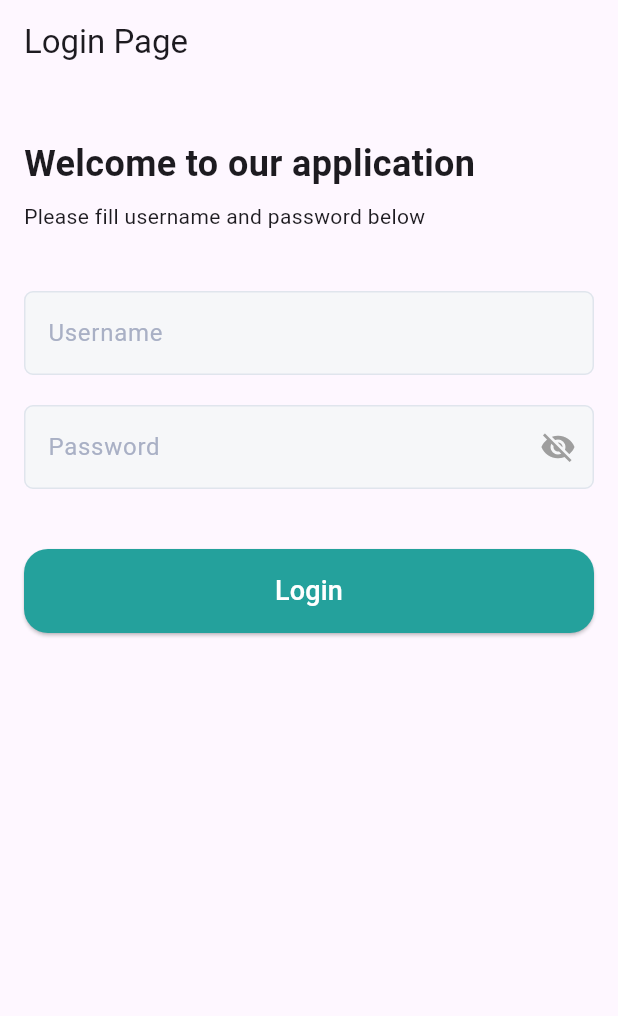
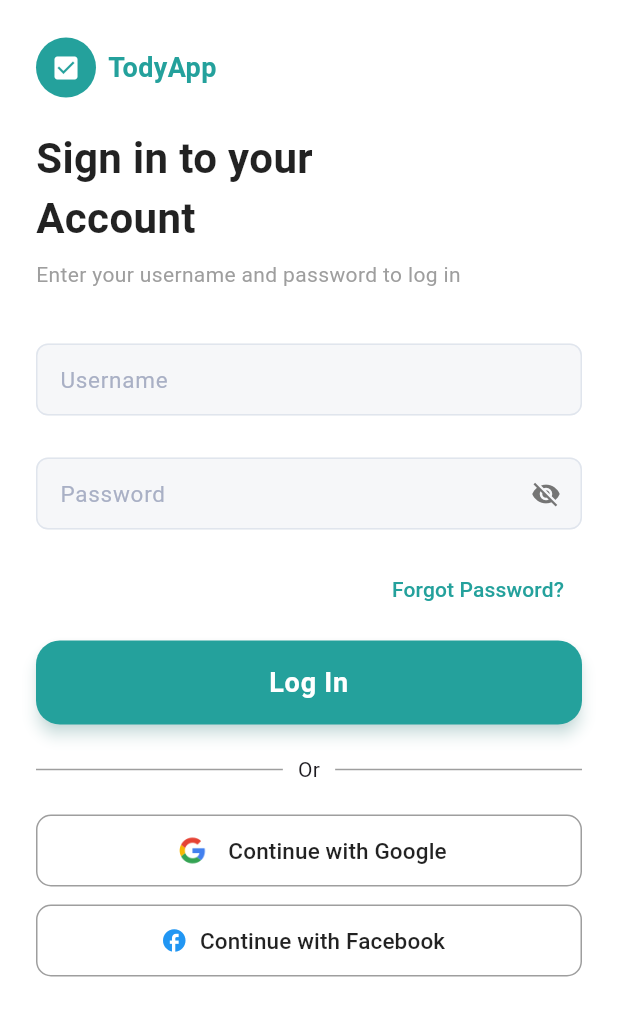
Before and after one commit to fahmilavender/ulangan_flutter, a Flutter app: the screen it shows after launch, on a phone screen of 412 x 824 dp. Shown: the top 1016 px of the screen. Run offline on Flutter 3.47's test engine with Material 3 defaults, Android fonts, the phone set to English and light mode, and no system bars; our stand-ins replace get; Roboto replaces fonts that are missing (SF Pro Display).

Commit message:
fix-style login page

```diff
--- a/lib/components/custom_button.dart
+++ b/lib/components/custom_button.dart
@@ -3,14 +3,18 @@ import 'package:flutter/material.dart';
 class CustomButton extends StatelessWidget {
   const CustomButton({
     super.key,
-    required this.myText,
-    required this.onPressed,
+    this.myText,
+    this.onPressed,
     this.mytextcolor = Colors.white,
+    this.backgroundColor = const Color(0xFF24A19C),
+    this.isLoading = false,
   });
 
-  final String myText;
+  final String? myText;
   final Color mytextcolor;
-  final VoidCallback onPressed;
+  final Color backgroundColor;
+  final VoidCallback? onPressed;
+  final bool isLoading;
 
   @override
   Widget build(BuildContext context) {
@@ -18,25 +22,35 @@ class CustomButton extends StatelessWidget {
       width: double.infinity,
       height: 56,
       child: ElevatedButton(
-        onPressed: onPressed,
+        onPressed: isLoading ? null : onPressed, // disable saat loading
         style: ElevatedButton.styleFrom(
-          backgroundColor: const Color(0xFF24A19C),
+          backgroundColor: backgroundColor,
+          elevation: 4,
+          shadowColor: backgroundColor.withOpacity(0.4),
           shape: RoundedRectangleBorder(
             borderRadius: BorderRadius.circular(16),
           ),
           padding: const EdgeInsets.symmetric(horizontal: 20),
         ),
-        child: Text(
-          myText,
-          textAlign: TextAlign.center,
-          style: const TextStyle(
-            color: Colors.white,
-            fontSize: 18,
-            fontFamily: 'SF Pro Display',
-            fontWeight: FontWeight.w500,
-            height: 1.11,
-          ),
-        ),
+        child: isLoading
+            ? const SizedBox(
+                width: 22,
+                height: 22,
+                child: CircularProgressIndicator(
+                  color: Colors.white,
+                  strokeWidth: 2.5,
+                ),
+              )
+            : Text(
+                myText ?? "",
+                textAlign: TextAlign.center,
+                style: TextStyle(
+                  color: mytextcolor,
+                  fontSize: 18,
+                  fontWeight: FontWeight.w600,
+                  letterSpacing: 0.5,
+                ),
+              ),
       ),
     );
   }
--- a/lib/components/custom_textfield.dart
+++ b/lib/components/custom_textfield.dart
@@ -19,42 +19,43 @@ class CustomTextField extends StatelessWidget {
   @override
   Widget build(BuildContext context) {
     return Padding(
-      padding: const EdgeInsets.symmetric(vertical: 10),
+      padding: const EdgeInsets.symmetric(vertical: 6), // lebih compact
+      child: SizedBox(
+        height: 48, // tinggi field lebih pas
         child: TextField(
           controller: controller,
           obscureText: isPassword,
           style: const TextStyle(
-          color: Colors.black,
-          fontSize: 16,
-          fontFamily: 'SF Pro Display',
+            color: Colors.black87,
+            fontSize: 15,
             fontWeight: FontWeight.w400,
           ),
           decoration: InputDecoration(
             labelText: label,
             labelStyle: const TextStyle(
               color: Color(0xFFA9B0C5),
-            fontSize: 16,
-            fontFamily: 'SF Pro Display',
+              fontSize: 15,
               fontWeight: FontWeight.w400,
             ),
             filled: true,
             fillColor: const Color(0xFFF6F7F9),
+            contentPadding: const EdgeInsets.symmetric(horizontal: 12, vertical: 0),
             border: OutlineInputBorder(
-            borderRadius: BorderRadius.circular(6),
+              borderRadius: BorderRadius.circular(8),
               borderSide: const BorderSide(
                 color: Color(0xFFE0E5ED),
                 width: 1,
               ),
             ),
             enabledBorder: OutlineInputBorder(
-            borderRadius: BorderRadius.circular(6),
+              borderRadius: BorderRadius.circular(8),
               borderSide: const BorderSide(
                 color: Color(0xFFE0E5ED),
                 width: 1,
               ),
             ),
             focusedBorder: OutlineInputBorder(
-            borderRadius: BorderRadius.circular(6),
+              borderRadius: BorderRadius.circular(8),
               borderSide: const BorderSide(
                 color: Color(0xFF24A19C),
                 width: 1.5,
@@ -64,13 +65,15 @@ class CustomTextField extends StatelessWidget {
                 ? IconButton(
                     icon: Icon(
                       isPassword ? Icons.visibility_off : Icons.visibility,
-                    color: Colors.grey,
+                      color: Colors.grey[600],
+                      size: 20, // lebih kecil
                     ),
                     onPressed: onToggle,
                   )
                 : null,
           ),
         ),
+      ),
     );
   }
 }
--- a/lib/pages/login_page.dart
+++ b/lib/pages/login_page.dart
@@ -18,64 +18,173 @@ class _LoginPageState extends State<LoginPage> {
   @override
   Widget build(BuildContext context) {
     return Scaffold(
-      appBar: AppBar(title: const Text("Login Page")),
+      backgroundColor: Colors.white,
       body: SafeArea(
         child: SingleChildScrollView(
-          padding: const EdgeInsets.all(16.0),
+          padding: const EdgeInsets.symmetric(horizontal: 24, vertical: 25),
           child: Column(
             crossAxisAlignment: CrossAxisAlignment.start,
             children: [
-              const SizedBox(height: 20),
+              // Logo
+              Row(
+                children: [
+                  CircleAvatar(
+                    backgroundColor: const Color(0xFF24A19C),
+                    radius: 20,
+                    child: const Icon(Icons.check_box, color: Colors.white, size: 20),
+                  ),
+                  const Padding(padding: EdgeInsets.only(left: 8)),
                   const Text(
-                "Welcome to our application",
-                style: TextStyle(fontSize: 24, fontWeight: FontWeight.bold),
+                    "TodyApp",
+                    style: TextStyle(
+                      fontSize: 18,
+                      fontWeight: FontWeight.bold,
+                      color: Color(0xFF24A19C),
                     ),
-              const SizedBox(height: 8),
-              const Text("Please fill username and password below"),
-              const SizedBox(height: 30),
+                  ),
+                ],
+              ),
+
+              // Title
+              const Padding(
+                padding: EdgeInsets.only(top: 20),
+                child: Text(
+                  "Sign in to your\nAccount",
+                  style: TextStyle(
+                    fontSize: 28,
+                    fontWeight: FontWeight.bold,
+                    color: Colors.black87,
+                  ),
+                ),
+              ),
+              const Padding(
+                padding: EdgeInsets.only(top: 8),
+                child: Text(
+                  "Enter your username and password to log in",
+                  style: TextStyle(fontSize: 14, color: Colors.grey),
+                ),
+              ),
 
               // Username
-              CustomTextField(
+              Padding(
+                padding: const EdgeInsets.only(top: 30),
+                child: CustomTextField(
                   label: "Username",
                   controller: authController.usernameController,
                   isPassword: false,
                 ),
+              ),
 
               // Password
-              Obx(() => CustomTextField(
+              Padding(
+                padding: const EdgeInsets.only(top: 16),
+                child: Obx(
+                  () => CustomTextField(
                     label: "Password",
                     controller: authController.passwordController,
                     isPassword: authController.isPasswordHidden.value,
                     showToggle: true,
                     onToggle: authController.togglePasswordVisibility,
-                  )),
-
-              const SizedBox(height: 30),
-
-              // Button / Loading
-              Obx(() => SizedBox(
-                    width: double.infinity,
-                    child: authController.isLoading.value
-                        ? const Center(
-                            child: SizedBox(
-                              width: 24,
-                              height: 24,
-                              child: CircularProgressIndicator(
-                                color: Color(0xFF24A19C),
-                                strokeWidth: 3,
                   ),
                 ),
-                          )
-                        : CustomButton(
-                            myText: "Login",
+              ),
+
+              // Forgot Password
+              Padding(
+                padding: const EdgeInsets.only(top: 10),
+                child: Align(
+                  alignment: Alignment.centerRight,
+                  child: TextButton(
+                    onPressed: () {
+                      // forgot password action
+                    },
+                    child: const Text(
+                      "Forgot Password?",
+                      style: TextStyle(color: Color(0xFF24A19C)),
+                    ),
+                  ),
+                ),
+              ),
+
+              // Login Button
+              Padding(
+                padding: const EdgeInsets.only(top: 10),
+                child: Obx(
+                  () => CustomButton(
+                    myText: "Log In",
+                    isLoading: authController.isLoading.value,
                     onPressed: () async {
+                      authController.isLoading.value = true;
                       final success = await authController.login();
-                              if (success) {
-                                Get.offAllNamed(AppRoutes.dashboardPage);
-                              }
+                      authController.isLoading.value = false;
+                      if (success) Get.offAllNamed(AppRoutes.dashboardPage);
                     },
                   ),
-                  )),
+                ),
+              ),
+
+              // Divider with "Or"
+              Padding(
+                padding: const EdgeInsets.symmetric(vertical: 20),
+                child: Row(
+                  children: const [
+                    Expanded(child: Divider(thickness: 1, color: Colors.grey)),
+                    Padding(
+                      padding: EdgeInsets.symmetric(horizontal: 10),
+                      child: Text("Or"),
+                    ),
+                    Expanded(child: Divider(thickness: 1, color: Colors.grey)),
+                  ],
+                ),
+              ),
+
+              // Google Login
+             // Google Login
+                OutlinedButton(
+                  style: OutlinedButton.styleFrom(
+                    minimumSize: const Size(double.infinity, 48),
+                    side: const BorderSide(color: Colors.grey),
+                    shape: RoundedRectangleBorder(
+                      borderRadius: BorderRadius.circular(10),
+                    ),
+                  ),
+                  onPressed: () {},
+                  child: Row(
+                    mainAxisAlignment: MainAxisAlignment.center,
+                    children: [
+                      Image.asset(
+                        'assets/images/google_logo.png', // pastikan file ada di folder assets
+                        height: 28,
+                        width: 28,
+                      ),
+                      const SizedBox(width: 10),
+                      const Text(
+                        "Continue with Google",
+                        style: TextStyle(color: Colors.black87, fontSize: 15),
+                      ),
+                    ],
+                  ),
+                ),
+
+              // Facebook Login
+              Padding(
+                padding: const EdgeInsets.only(top: 12),
+                child: OutlinedButton.icon(
+                  style: OutlinedButton.styleFrom(
+                    minimumSize: const Size(double.infinity, 48),
+                    side: const BorderSide(color: Colors.grey),
+                    shape: RoundedRectangleBorder(
+                      borderRadius: BorderRadius.circular(10),
+                    ),
+                  ),
+                  onPressed: () {},
+                  icon: const Icon(Icons.facebook, color: Colors.blue),
+                  label: const Text(
+                    "Continue with Facebook",
+                    style: TextStyle(color: Colors.black87, fontSize: 15),
+                  ),
+                ),
+              ),
             ],
           ),
         ),
--- a/pubspec.yaml
+++ b/pubspec.yaml
@@ -59,8 +59,8 @@ flutter:
   uses-material-design: true
 
   # To add assets to your application, add an assets section, like this:
-  # assets:
-  #   - assets/images/that.png
+  assets:
+    - assets/images/google_logo.png
 
   # An image asset can refer to one or more resolution-specific "variants", see
   # https://flutter.dev/to/resolution-aware-images
```
Also changed, not shown: assets/images/google_logo.png (added). Lines whose indentation alone changed are shown as unchanged.
